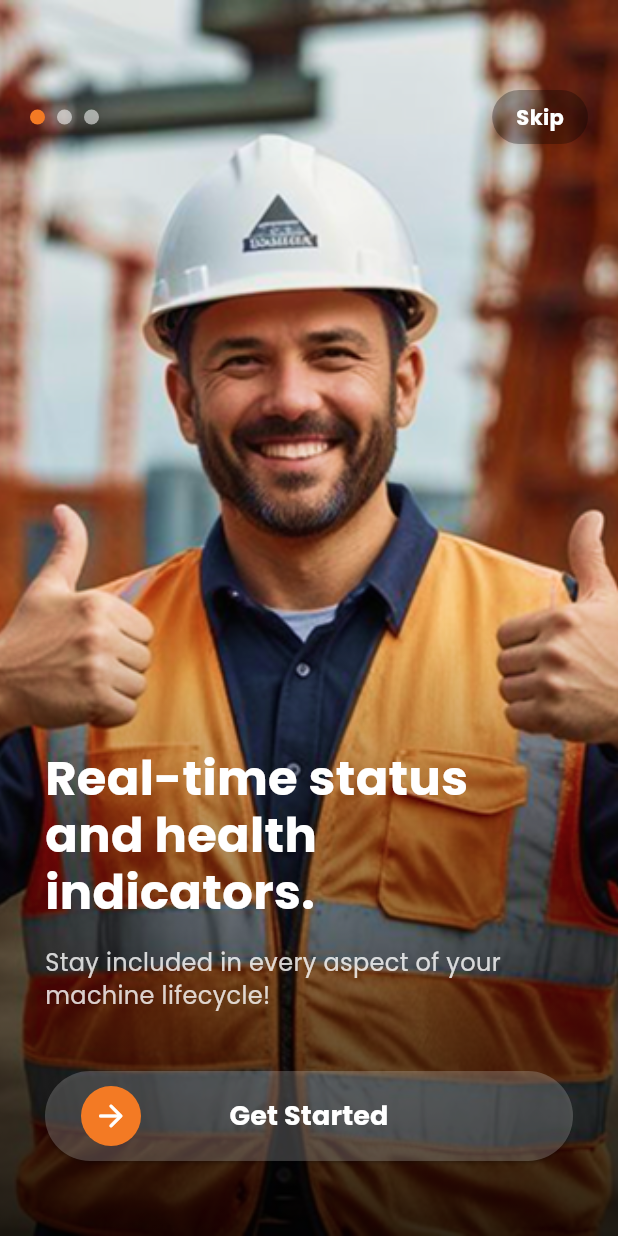
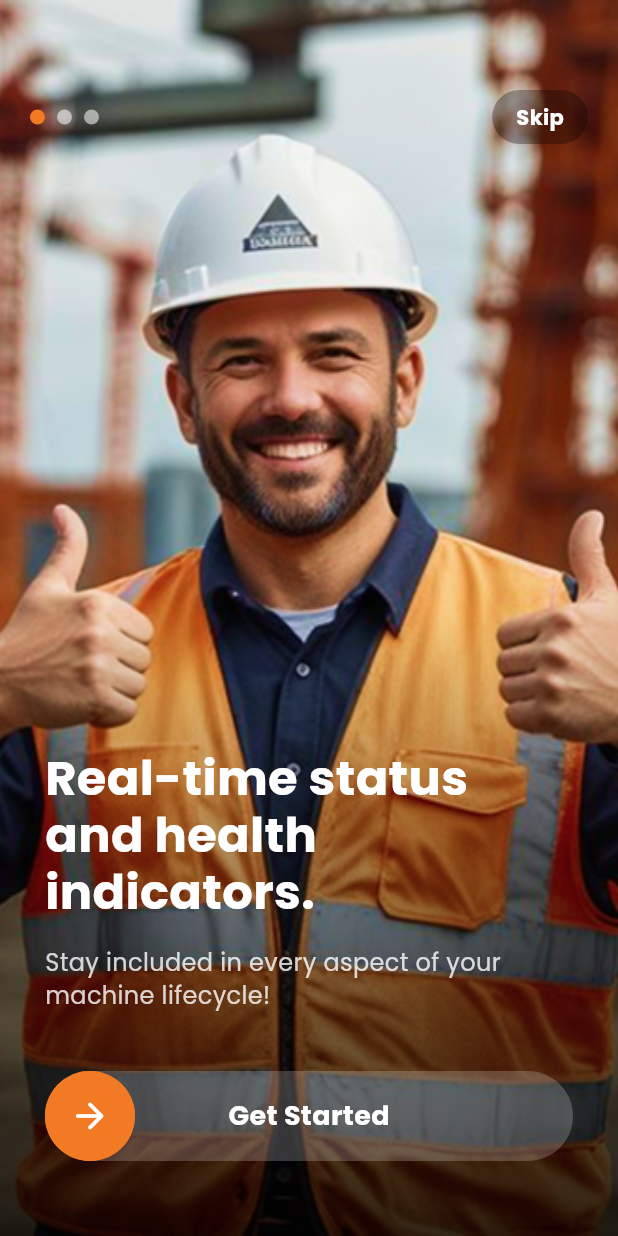
Before and after one commit to abdoahmed2004/FailurePredectiveSystmeMobileApp, a Flutter app: the OnboardingScreen screen opened by its route, on a phone screen of 412 x 824 dp. Run offline on Flutter 3.47's test engine with Material 3 defaults, Android fonts, the phone set to English and light mode, and no system bars; drawn by our look-alikes of smooth_page_indicator; our stand-ins replace google_fonts, image_picker; accounts and stored records are empty.

Commit message:
onboarding updated

```diff
--- a/lib/Screens/onboarding_screen.dart
+++ b/lib/Screens/onboarding_screen.dart
@@ -1,3 +1,5 @@
+import 'dart:math';
+
 import 'package:flutter/material.dart';
 import 'package:flutter/services.dart';
 import 'package:fpms_app/core/constants/app_colors.dart';
@@ -27,7 +29,6 @@ class _OnboardingScreenState extends State<OnboardingScreen> {
   final _pageController = PageController();
   int _currentPage = 0;
 
-  // Define the content for your 3 pages
   final List<OnboardingPageModel> _pages = [
     OnboardingPageModel(
       imagePath: 'assets/images/onboarding_1.png',
@@ -38,19 +39,18 @@ class _OnboardingScreenState extends State<OnboardingScreen> {
       imagePath: 'assets/images/onboarding_2.png',
       title: 'Provide automatic alerts',
       description:
-      'when maintenance is due or a failure is predicted you\'ll get alerted with the exact date',
+      'When maintenance is due or a failure is predicted, you\'ll get alerted with the exact date',
     ),
     OnboardingPageModel(
       imagePath: 'assets/images/onboarding_3.png',
       title: 'Predict upcoming faults',
-      description: 'based on machine data (temperature, vibration, runtime, etc.)',
+      description: 'Based on machine data (temperature, vibration, runtime, etc.)',
     ),
   ];
 
   @override
   void initState() {
     super.initState();
-    // Update the current page index when the page changes
     _pageController.addListener(() {
       setState(() {
         _currentPage = _pageController.page!.round();
@@ -74,11 +74,11 @@ class _OnboardingScreenState extends State<OnboardingScreen> {
 
     return Scaffold(
       body: AnnotatedRegion<SystemUiOverlayStyle>(
-        value: SystemUiOverlayStyle.dark, // Makes status bar icons (time, battery) white
+        value: SystemUiOverlayStyle.dark,
         child: Stack(
-          fit: StackFit.expand, // Make the stack fill the screen
+          fit: StackFit.expand,
           children: [
-            // --- 1. Background Image PageView ---
+            // --- Background PageView ---
             PageView.builder(
               controller: _pageController,
               itemCount: _pages.length,
@@ -87,20 +87,17 @@ class _OnboardingScreenState extends State<OnboardingScreen> {
               },
             ),
 
-            // === THIS IS THE WIDGET FOR THE SHADOW ===
+            // --- Shadow at bottom ---
             Positioned(
               bottom: 0,
               left: 0,
               right: 0,
               child: Container(
-                // Make the gradient shadow cover the bottom 50% of the screen
                 height: MediaQuery.of(context).size.height * 0.5,
                 decoration: BoxDecoration(
                   gradient: LinearGradient(
                     colors: [
-                      // Start with a strong black
                       Colors.black.withOpacity(0.8),
-                      // Fade to completely transparent
                       Colors.transparent,
                     ],
                     begin: Alignment.bottomCenter,
@@ -109,9 +106,8 @@ class _OnboardingScreenState extends State<OnboardingScreen> {
                 ),
               ),
             ),
-            // === END OF SHADOW WIDGET ===
 
-            // --- 2. Top UI (Back, Skip, Dots) ---
+            // --- Top UI: Back & Skip ---
             Positioned(
               top: 60,
               left: 20,
@@ -119,7 +115,6 @@ class _OnboardingScreenState extends State<OnboardingScreen> {
               child: Row(
                 mainAxisAlignment: MainAxisAlignment.spaceBetween,
                 children: [
-                  // --- Back or Dots ---
                   _currentPage > 0
                       ? _buildNavButton(
                     icon: Icons.arrow_back_ios_new,
@@ -130,9 +125,7 @@ class _OnboardingScreenState extends State<OnboardingScreen> {
                       );
                     },
                   )
-                      : _buildPageIndicator(), // Show dots only on first page
-
-                  // --- Skip Button ---
+                      : _buildPageIndicator(),
                   if (!isLastPage)
                     _buildNavButton(
                       text: "Skip",
@@ -142,7 +135,7 @@ class _OnboardingScreenState extends State<OnboardingScreen> {
               ),
             ),
 
-            // --- 3. Bottom UI (Text & Next/Start Button) ---
+            // --- Bottom UI: Text & Slide Button ---
             Positioned(
               bottom: 0,
               left: 0,
@@ -151,22 +144,20 @@ class _OnboardingScreenState extends State<OnboardingScreen> {
                 padding: const EdgeInsets.fromLTRB(30, 30, 30, 50),
                 child: Column(
                   crossAxisAlignment: CrossAxisAlignment.start,
+                  mainAxisSize: MainAxisSize.min,
                   children: [
-                    // --- Dots (only after first page) ---
                     if (_currentPage > 0)
                       Padding(
                         padding: const EdgeInsets.only(bottom: 24.0),
                         child: _buildPageIndicator(),
                       ),
-
-                    // --- Animated Text ---
                     AnimatedSwitcher(
                       duration: const Duration(milliseconds: 200),
                       transitionBuilder: (child, animation) {
                         return FadeTransition(opacity: animation, child: child);
                       },
                       child: Column(
-                        key: ValueKey<int>(_currentPage), // Important!
+                        key: ValueKey<int>(_currentPage),
                         crossAxisAlignment: CrossAxisAlignment.start,
                         children: [
                           Text(
@@ -191,11 +182,13 @@ class _OnboardingScreenState extends State<OnboardingScreen> {
                       ),
                     ),
                     const SizedBox(height: 40),
-
-                    // --- Next / Start Button ---
-                    _buildActionButton(
-                      text: isLastPage ? "Let's start!" : (_currentPage == 0 ? "Get Started" : "Next"),
-                      onPressed: () {
+                    // --- Slide-to-Enter Button ---
+                    SlideToEnterButton(
+                      text: isLastPage
+                          ? "Let's start!"
+                          : (_currentPage == 0 ? "Get Started" : "Next"),
+                      isLastPage: isLastPage,
+                      onCompleted: () {
                         if (isLastPage) {
                           _navigateToLogin();
                         } else {
@@ -217,7 +210,6 @@ class _OnboardingScreenState extends State<OnboardingScreen> {
   }
 
   // --- Helper Widgets ---
-
   Widget _buildPage(BuildContext context, OnboardingPageModel page) {
     return Container(
       decoration: BoxDecoration(
@@ -242,39 +234,8 @@ class _OnboardingScreenState extends State<OnboardingScreen> {
     );
   }
 
-  Widget _buildActionButton({required String text, required VoidCallback onPressed}) {
-    return ElevatedButton(
-      style: ElevatedButton.styleFrom(
-        minimumSize: const Size(double.infinity, 60),
-        backgroundColor: Colors.white.withOpacity(0.2),
-        foregroundColor: Colors.white,
-        shape: RoundedRectangleBorder(
-          borderRadius: BorderRadius.circular(100), // Make it a pill
-        ),
-      ),
-      onPressed: onPressed,
-      child: Row(
-        mainAxisAlignment: MainAxisAlignment.spaceBetween,
-        children: [
-          Container(
-            padding: const EdgeInsets.all(8),
-            decoration: const BoxDecoration(
-              color: AppColors.primaryOrange,
-              shape: BoxShape.circle,
-            ),
-            child: const Icon(Icons.arrow_forward_rounded, size: 24),
-          ),
-          Text(
-            text,
-            style: const TextStyle(fontSize: 18, fontWeight: FontWeight.bold),
-          ),
-          const SizedBox(width: 40), // To balance the icon
-        ],
-      ),
-    );
-  }
-
-  Widget _buildNavButton({IconData? icon, String? text, required VoidCallback onPressed}) {
+  Widget _buildNavButton(
+      {IconData? icon, String? text, required VoidCallback onPressed}) {
     return GestureDetector(
       onTap: onPressed,
       child: Container(
@@ -290,7 +251,8 @@ class _OnboardingScreenState extends State<OnboardingScreen> {
             if (text != null)
               Text(
                 text,
-                style: const TextStyle(color: Colors.white, fontWeight: FontWeight.bold),
+                style:
+                const TextStyle(color: Colors.white, fontWeight: FontWeight.bold),
               ),
           ],
         ),
@@ -298,3 +260,193 @@ class _OnboardingScreenState extends State<OnboardingScreen> {
     );
   }
 }
+
+// === Slide-To-Enter Button with Ripple Effect for Last Slide ===
+class SlideToEnterButton extends StatefulWidget {
+  final String text;
+  final bool isLastPage;
+  final VoidCallback onCompleted;
+
+  const SlideToEnterButton({
+    super.key,
+    required this.text,
+    required this.isLastPage,
+    required this.onCompleted,
+  });
+
+  @override
+  State<SlideToEnterButton> createState() => _SlideToEnterButtonState();
+}
+
+class _SlideToEnterButtonState extends State<SlideToEnterButton>
+    with SingleTickerProviderStateMixin {
+  double _dragPosition = 0.0;
+  bool _isExpanding = false;
+
+  late AnimationController _rippleController;
+  late Animation<double> _rippleAnimation;
+
+  @override
+  void initState() {
+    super.initState();
+
+    _rippleController = AnimationController(
+      vsync: this,
+      duration: const Duration(milliseconds: 700),
+    );
+
+    _rippleController.addStatusListener((status) async {
+      if (status == AnimationStatus.completed) {
+        await Future.delayed(const Duration(milliseconds: 200));
+        widget.onCompleted();
+      }
+    });
+  }
+
+  @override
+  void dispose() {
+    _rippleController.dispose();
+    super.dispose();
+  }
+
+  @override
+  void didUpdateWidget(covariant SlideToEnterButton oldWidget) {
+    super.didUpdateWidget(oldWidget);
+    if (oldWidget.text != widget.text) {
+      setState(() {
+        _dragPosition = 0.0;
+        _isExpanding = false;
+        _rippleController.reset();
+      });
+    }
+  }
+
+  @override
+  Widget build(BuildContext context) {
+    final double maxWidth = MediaQuery.of(context).size.width - 30 * 2 - 60;
+    final screenWidth = MediaQuery.of(context).size.width;
+    final screenHeight = MediaQuery.of(context).size.height;
+
+    // Calculate the maximum radius needed to cover the screen
+    final double centerX = _dragPosition + 30; // draggable center
+    final double centerY = 30.0; // button vertical center
+    final double dx = max(centerX, screenWidth - centerX);
+    final double dy = max(centerY, screenHeight - centerY);
+    final double maxRadius = sqrt(dx * dx + dy * dy) * 2;
+
+    _rippleAnimation = Tween<double>(begin: 60, end: maxRadius).animate(
+      CurvedAnimation(parent: _rippleController, curve: Curves.easeOutCubic),
+    );
+
+    return SizedBox(
+      height: 60,
+      child: Stack(
+        alignment: Alignment.centerLeft,
+        clipBehavior: Clip.none,
+        children: [
+          // --- Ripple Expansion for last slide ---
+          if (_isExpanding && widget.isLastPage)
+            AnimatedBuilder(
+              animation: _rippleAnimation,
+              builder: (context, child) {
+                return Positioned(
+                  left: centerX - _rippleAnimation.value / 2,
+                  top: centerY - _rippleAnimation.value / 2,
+                  child: Container(
+                    width: _rippleAnimation.value,
+                    height: _rippleAnimation.value,
+                    decoration: BoxDecoration(
+                      color: AppColors.primaryOrange,
+                      shape: BoxShape.circle,
+                    ),
+                  ),
+                );
+              },
+            ),
+
+          // --- Normal button ---
+          if (!_isExpanding)
+            Container(
+              height: 60,
+              decoration: BoxDecoration(
+                color: Colors.white.withOpacity(0.2),
+                borderRadius: BorderRadius.circular(100),
+              ),
+              child: Stack(
+                alignment: Alignment.centerLeft,
+                children: [
+                  // Orange fill background
+                  AnimatedContainer(
+                    duration: const Duration(milliseconds: 50),
+                    width: _dragPosition + 60,
+                    decoration: BoxDecoration(
+                      color: AppColors.primaryOrange,
+                      borderRadius: BorderRadius.circular(100),
+                    ),
+                  ),
+
+                  // Center text
+                  Center(
+                    child: AnimatedOpacity(
+                      duration: const Duration(milliseconds: 200),
+                      opacity: _isExpanding ? 0 : 1,
+                      child: Text(
+                        widget.text,
+                        style: const TextStyle(
+                          fontSize: 18,
+                          fontWeight: FontWeight.bold,
+                          color: Colors.white,
+                        ),
+                      ),
+                    ),
+                  ),
+
+                  // Draggable circle
+                  Positioned(
+                    left: _dragPosition,
+                    child: GestureDetector(
+                      onHorizontalDragUpdate: (details) {
+                        setState(() {
+                          _dragPosition += details.delta.dx;
+                          _dragPosition = _dragPosition.clamp(0.0, maxWidth);
+                        });
+                      },
+                      onHorizontalDragEnd: (details) {
+                        if (_dragPosition >= maxWidth) {
+                          if (widget.isLastPage) {
+                            setState(() {
+                              _isExpanding = true;
+                            });
+                            _rippleController.forward();
+                          } else {
+                            widget.onCompleted();
+                          }
+                        } else {
+                          setState(() {
+                            _dragPosition = 0.0;
+                          });
+                        }
+                      },
+                      child: Container(
+                        width: 60,
+                        height: 60,
+                        decoration: const BoxDecoration(
+                          color: AppColors.primaryOrange,
+                          shape: BoxShape.circle,
+                        ),
+                        child: const Icon(
+                          Icons.arrow_forward_rounded,
+                          color: Colors.white,
+                          size: 28,
+                        ),
+                      ),
+                    ),
+                  ),
+                ],
+              ),
+            ),
+        ],
+      ),
+    );
+  }
+}
```
Also changed, not shown: 2 other files.
